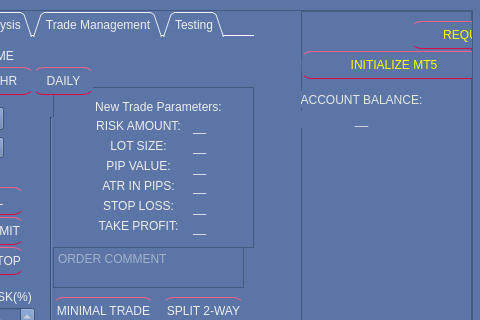
Old version of the form UI_templates/main_window.ui in the repository teddywaweru/MT5-trade-manager; both pictures show x 158 to 638 and y 0 to 320 of the 638 by 606 pixel window.
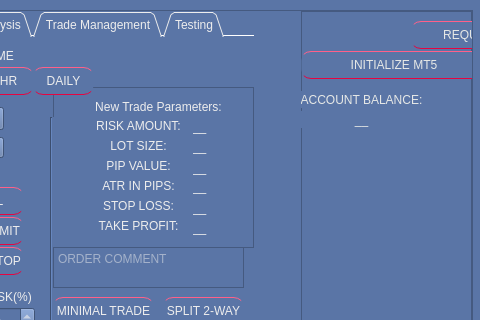
New version of the form. Icons and pictures are not drawn.

The edit to the form file:
```diff
--- a/UI_templates/main_window.ui
+++ b/UI_templates/main_window.ui
@@ -123,7 +123,6 @@
 }
 QPushButton {
 	color: rgb(230, 232, 230);
-	color: rgb(255, 255, 0);
 	background-color: rgb(90, 117, 166);
 border-width: 1px;
 	border-bottom-color: rgb(230, 5, 64);
```
Left out of the diff: 5 changed lines with no effect on the pictures.
